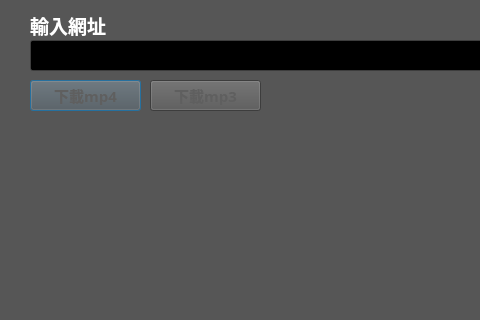
Before: the Qt Designer form 下載器介面.ui in ck7-32/pytube-pyqt, drawn with Qt 5; both pictures show x 0 to 480 and y 0 to 320 of the 637 by 572 pixel window.
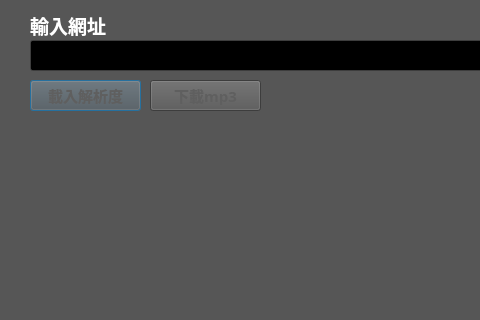
After: the same form once the commit is applied.

```diff
--- a/下載器介面.ui
+++ b/下載器介面.ui
@@ -640,7 +640,7 @@
     </font>
    </property>
    <property name="text">
-    <string>下載mp4</string>
+    <string>載入解析度</string>
    </property>
   </widget>
   <widget class="QPushButton" name="mp3">
```
